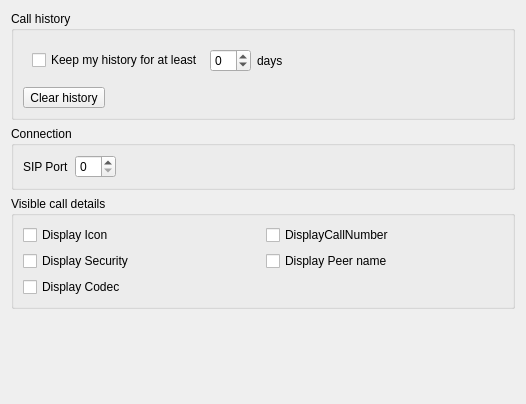
Old version of the form src/conf/dlggeneralbase.ui in the repository KDE/ring-kde.
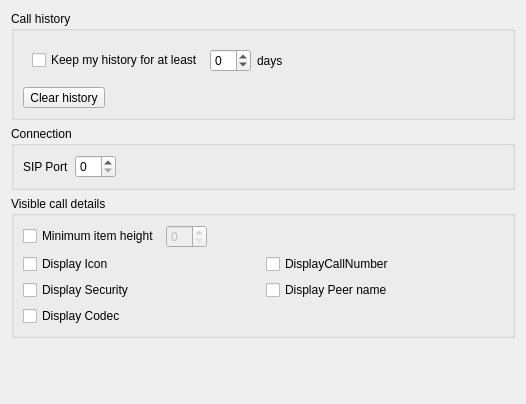
New version of the form. Custom widgets are drawn as their Qt base class.

Commit message: [ #11990 ] Make call item height configurable

Diff of the .ui file:
```diff
--- a/src/conf/dlggeneralbase.ui
+++ b/src/conf/dlggeneralbase.ui
@@ -150,41 +150,72 @@
       <string>Visible call details</string>
      </property>
      <layout class="QGridLayout" name="gridLayout">
-      <item row="0" column="0">
+      <item row="1" column="0">
        <widget class="QCheckBox" name="kcfg_displayCallIcon">
         <property name="text">
          <string>Display Icon</string>
         </property>
        </widget>
       </item>
-      <item row="0" column="1">
+      <item row="1" column="1">
        <widget class="QCheckBox" name="kcfg_displayCallNumber">
         <property name="text">
          <string>DisplayCallNumber</string>
         </property>
        </widget>
       </item>
-      <item row="1" column="0">
+      <item row="2" column="0">
        <widget class="QCheckBox" name="kcfg_displayCallSecure">
         <property name="text">
          <string>Display Security</string>
         </property>
        </widget>
       </item>
-      <item row="1" column="1">
+      <item row="2" column="1">
        <widget class="QCheckBox" name="kcfg_displayCallPeer">
         <property name="text">
          <string>Display Peer name</string>
         </property>
        </widget>
       </item>
-      <item row="2" column="0">
+      <item row="3" column="0">
        <widget class="QCheckBox" name="kcfg_displayCallCodec">
         <property name="text">
          <string>Display Codec</string>
         </property>
        </widget>
       </item>
+      <item row="0" column="0" colspan="2">
+       <layout class="QHBoxLayout" name="horizontalLayout">
+        <item>
+         <widget class="QCheckBox" name="kcfg_limitMinimumRowHeight">
+          <property name="text">
+           <string>Minimum item height</string>
+          </property>
+         </widget>
+        </item>
+        <item>
+         <widget class="QSpinBox" name="kcfg_minimumRowHeight">
+          <property name="enabled">
+           <bool>false</bool>
+          </property>
+         </widget>
+        </item>
+        <item>
+         <spacer name="horizontalSpacer_2">
+          <property name="orientation">
+           <enum>Qt::Horizontal</enum>
+          </property>
+          <property name="sizeHint" stdset="0">
+           <size>
+            <width>40</width>
+            <height>20</height>
+           </size>
+          </property>
+         </spacer>
+        </item>
+       </layout>
+      </item>
      </layout>
     </widget>
    </item>
```
Left out of the diff: 19 changed lines with no effect on the pictures. The commit also changes 8 other files.
